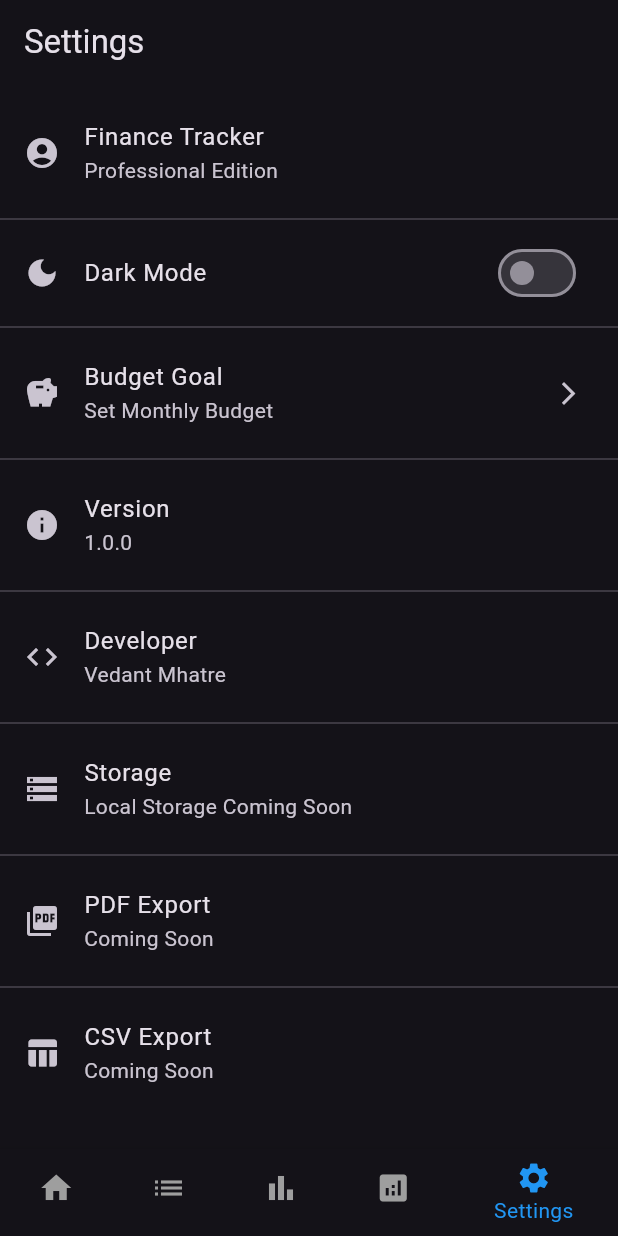
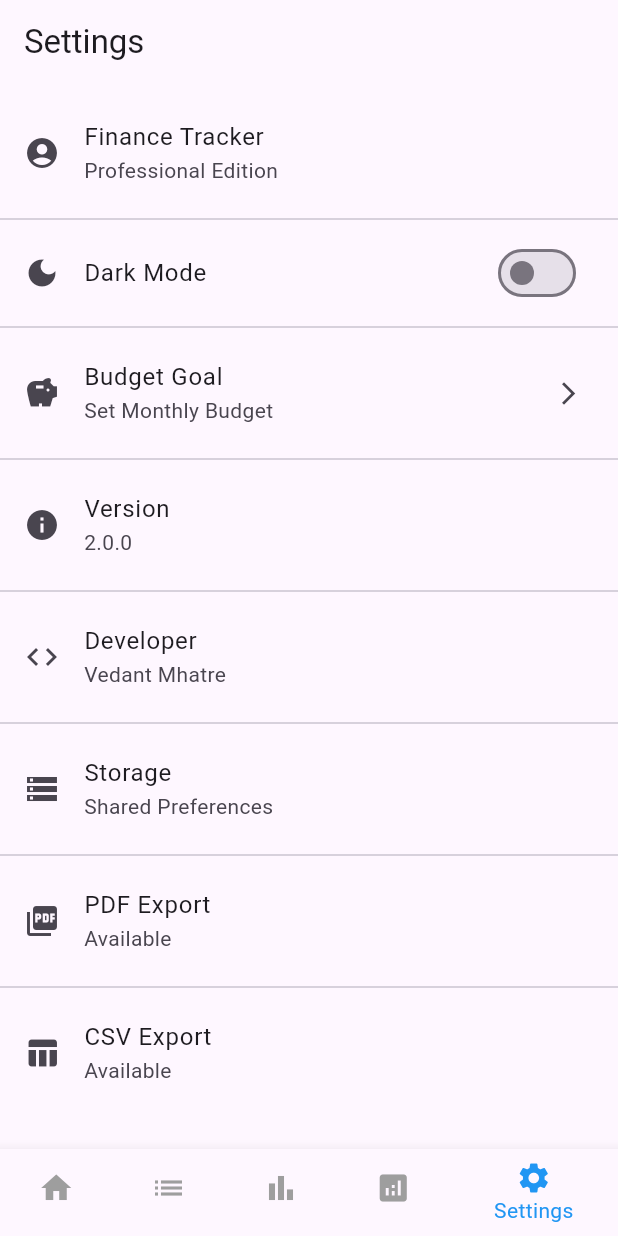
Before and after one commit to vedantmhatre054-maker/finance_app, a Flutter app: the screen it shows after launch, item 5 of the bottom bar chosen, after a tap on "Dark Mode", on a phone screen of 412 x 824 dp. Run offline on Flutter 3.47's test engine with Material 3 defaults, Android fonts, the light colour scheme and no system bars; our stand-ins replace csv, fl_chart, pdf, printing, shared_preferences.

Commit message:
Added dashboard , them management  , budget warning , scrollable home screen , errors solved

```diff
--- a/finance_app/lib/main.dart
+++ b/finance_app/lib/main.dart
@@ -1,10 +1,12 @@
 import 'package:flutter/material.dart';
-import 'screens/reports_screen.dart';
+
 import 'data/app_data.dart';
+import 'services/theme_service.dart';
 
 import 'screens/home_screen.dart';
 import 'screens/transactions_screen.dart';
 import 'screens/charts_screen.dart';
+import 'screens/reports_screen.dart';
 import 'screens/settings_screen.dart';
 
 Future<void> main() async {
@@ -12,20 +14,79 @@ Future<void> main() async {
 
   await AppData.load();
 
+  final isDarkMode =
+      await ThemeService.loadTheme();
+
   runApp(
-    const FinanceTrackerApp(),
+    FinanceTrackerApp(
+      isDarkMode: isDarkMode,
+    ),
   );
 }
 
-class FinanceTrackerApp extends StatelessWidget {
-  const FinanceTrackerApp({super.key});
+class FinanceTrackerApp
+    extends StatefulWidget {
+
+  final bool isDarkMode;
+
+  const FinanceTrackerApp({
+    super.key,
+    required this.isDarkMode,
+  });
+
+  static _FinanceTrackerAppState of(
+    BuildContext context,
+  ) {
+    return context
+        .findAncestorStateOfType<
+            _FinanceTrackerAppState>()!;
+  }
+
+  @override
+  State<FinanceTrackerApp> createState() =>
+      _FinanceTrackerAppState();
+}
+
+class _FinanceTrackerAppState
+    extends State<FinanceTrackerApp> {
+
+  bool isDarkMode = true;
+
+  @override
+  void initState() {
+    super.initState();
+
+    isDarkMode = widget.isDarkMode;
+  }
+
+  Future<void> changeTheme(
+      bool value) async {
+
+    setState(() {
+      isDarkMode = value;
+    });
+
+    await ThemeService.saveTheme(
+      value,
+    );
+  }
 
   @override
   Widget build(BuildContext context) {
     return MaterialApp(
-      debugShowCheckedModeBanner: false,
+      debugShowCheckedModeBanner:
+          false,
+
       title: 'Finance Tracker',
-      theme: ThemeData.dark(),
+
+      theme: ThemeData.light(),
+
+      darkTheme: ThemeData.dark(),
+
+      themeMode: isDarkMode
+          ? ThemeMode.dark
+          : ThemeMode.light,
+
       home: const MainScreen(),
     );
   }
@@ -57,11 +118,15 @@ class _MainScreenState
     return Scaffold(
       body: screens[currentIndex],
 
-      bottomNavigationBar: BottomNavigationBar(
+      bottomNavigationBar:
+          BottomNavigationBar(
         currentIndex: currentIndex,
 
-        selectedItemColor: Colors.blue,
-        unselectedItemColor: Colors.grey,
+        selectedItemColor:
+            Colors.blue,
+
+        unselectedItemColor:
+            Colors.grey,
 
         onTap: (index) {
           setState(() {
@@ -70,6 +135,7 @@ class _MainScreenState
         },
 
         items: const [
+
           BottomNavigationBarItem(
             icon: Icon(Icons.home),
             label: "Home",
@@ -86,9 +152,9 @@ class _MainScreenState
           ),
 
           BottomNavigationBarItem(
-          icon: Icon(Icons.analytics),
-          label: "Reports",
-        ),
+            icon: Icon(Icons.analytics),
+            label: "Reports",
+          ),
 
           BottomNavigationBarItem(
             icon: Icon(Icons.settings),
--- a/finance_app/lib/screens/home_screen.dart
+++ b/finance_app/lib/screens/home_screen.dart
@@ -63,6 +63,33 @@ class _HomeScreenState
     final remainingBudget =
         budget - expense;
 
+        String warningMessage = "";
+        Color warningColor = Colors.transparent;
+        IconData warningIcon = Icons.check_circle;
+
+        if (budget > 0) {
+
+          if (expense >= budget) {
+
+            warningMessage =
+                "Budget Exceeded by ₹${(expense - budget).toStringAsFixed(2)}";
+
+            warningColor = Colors.red;
+
+            warningIcon = Icons.warning;
+
+          } else if (budgetProgress >= 0.8) {
+
+            warningMessage =
+                "Warning: ${(budgetProgress * 100).toStringAsFixed(1)}% of budget used";
+
+            warningColor = Colors.orange;
+
+            warningIcon = Icons.warning_amber;
+
+          }
+        }
+
     return Scaffold(
       appBar: AppBar(
         title: const Text(
@@ -71,9 +98,8 @@ class _HomeScreenState
         centerTitle: true,
       ),
 
-      body: Padding(
-        padding:
-            const EdgeInsets.all(16),
+      body: SingleChildScrollView(
+        padding: const EdgeInsets.all(16),
 
         child: Column(
           children: [
@@ -321,6 +347,47 @@ class _HomeScreenState
               ),
             ),
 
+            if (warningMessage.isNotEmpty)
+
+  Card(
+    elevation: 5,
+
+    child: Container(
+      width: double.infinity,
+
+      padding:
+          const EdgeInsets.all(16),
+
+      child: Row(
+        children: [
+
+          Icon(
+            warningIcon,
+            color: warningColor,
+            size: 35,
+          ),
+
+          const SizedBox(width: 15),
+
+          Expanded(
+            child: Text(
+              warningMessage,
+
+              style: TextStyle(
+                color: warningColor,
+                fontSize: 16,
+                fontWeight:
+                    FontWeight.bold,
+              ),
+            ),
+          ),
+        ],
+      ),
+    ),
+  ),
+
+const SizedBox(height: 15),
+
             const SizedBox(height: 25),
 
             const Align(
@@ -338,9 +405,6 @@ class _HomeScreenState
             ),
 
             const SizedBox(height: 10),
-
-            Expanded(
-              child:
                       AppData.transactions.isEmpty
 
                           ? const Center(
@@ -350,6 +414,11 @@ class _HomeScreenState
                             )
 
                           : ListView.builder(
+                              shrinkWrap: true,
+
+                              physics:
+                                  const NeverScrollableScrollPhysics(),
+
                               itemCount:
                                   AppData.transactions
                                           .length >
@@ -371,8 +440,8 @@ class _HomeScreenState
                             );
                           },
                           ),
-            ),
           ],
+
         ),
       ),
 
--- a/finance_app/lib/screens/settings_screen.dart
+++ b/finance_app/lib/screens/settings_screen.dart
@@ -1,5 +1,8 @@
 import 'package:flutter/material.dart';
+
+import '../main.dart';
 import 'budget_screen.dart';
+
 class SettingsScreen extends StatefulWidget {
   const SettingsScreen({super.key});
 
@@ -11,13 +14,17 @@ class SettingsScreen extends StatefulWidget {
 class _SettingsScreenState
     extends State<SettingsScreen> {
 
-  bool darkMode = true;
-
   @override
   Widget build(BuildContext context) {
+
+    final appState =
+        FinanceTrackerApp.of(context);
+
     return Scaffold(
       appBar: AppBar(
-        title: const Text("Settings"),
+        title: const Text(
+          "Settings",
+        ),
       ),
 
       body: ListView(
@@ -26,8 +33,13 @@ class _SettingsScreenState
           const SizedBox(height: 10),
 
           const ListTile(
-            leading: Icon(Icons.account_circle),
-            title: Text("Finance Tracker"),
+            leading:
+                Icon(Icons.account_circle),
+
+            title: Text(
+              "Finance Tracker",
+            ),
+
             subtitle: Text(
               "Professional Edition",
             ),
@@ -36,12 +48,15 @@ class _SettingsScreenState
           const Divider(),
 
           SwitchListTile(
-            value: darkMode,
+            value: appState.isDarkMode,
 
-            onChanged: (value) {
-              setState(() {
-                darkMode = value;
-              });
+            onChanged: (value) async {
+
+              await appState.changeTheme(
+                value,
+              );
+
+              setState(() {});
             },
 
             title: const Text(
@@ -76,6 +91,7 @@ class _SettingsScreenState
             onTap: () {
               Navigator.push(
                 context,
+
                 MaterialPageRoute(
                   builder: (context) =>
                       const BudgetScreen(),
@@ -83,19 +99,30 @@ class _SettingsScreenState
               );
             },
           ),
+
           const Divider(),
 
           const ListTile(
             leading: Icon(Icons.info),
-            title: Text("Version"),
-            subtitle: Text("1.0.0"),
+
+            title: Text(
+              "Version",
+            ),
+
+            subtitle: Text(
+              "2.0.0",
+            ),
           ),
 
           const Divider(),
 
           const ListTile(
             leading: Icon(Icons.code),
-            title: Text("Developer"),
+
+            title: Text(
+              "Developer",
+            ),
+
             subtitle: Text(
               "Vedant Mhatre",
             ),
@@ -105,35 +132,43 @@ class _SettingsScreenState
 
           const ListTile(
             leading: Icon(Icons.storage),
+
             title: Text(
               "Storage",
             ),
+
             subtitle: Text(
-              "Local Storage Coming Soon",
+              "Shared Preferences",
             ),
           ),
 
           const Divider(),
 
           const ListTile(
-            leading: Icon(Icons.picture_as_pdf),
+            leading:
+                Icon(Icons.picture_as_pdf),
+
             title: Text(
               "PDF Export",
             ),
+
             subtitle: Text(
-              "Coming Soon",
+              "Available",
             ),
           ),
 
           const Divider(),
 
           const ListTile(
-            leading: Icon(Icons.table_chart),
+            leading:
+                Icon(Icons.table_chart),
+
             title: Text(
               "CSV Export",
             ),
+
             subtitle: Text(
-              "Coming Soon",
+              "Available",
             ),
           ),
         ],
--- /dev/null
+++ b/finance_app/lib/services/theme_service.dart
@@ -0,0 +1,33 @@
+import 'package:shared_preferences/shared_preferences.dart';
+
+class ThemeService {
+
+  static const String themeKey =
+      "isDarkMode";
+
+  static Future<void> saveTheme(
+      bool isDarkMode) async {
+
+    final prefs =
+        await SharedPreferences
+            .getInstance();
+
+    await prefs.setBool(
+      themeKey,
+      isDarkMode,
+    );
+  }
+
+  static Future<bool>
+      loadTheme() async {
+
+    final prefs =
+        await SharedPreferences
+            .getInstance();
+
+    return prefs.getBool(
+          themeKey,
+        ) ??
+        true;
+  }
+}
```
Also changed, not shown: finance_app/lib/screens/charts_screen.dart (+113 -0 lines). Lines whose indentation alone changed are shown as unchanged.
